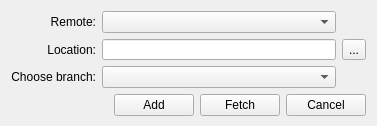
First picture: the form in gitbuster/remote_branch_dialog.ui, repository mike-perdide/gitbuster, before the edit.
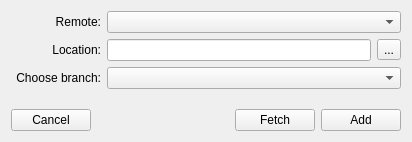
Second picture: the form after the edit.

Commit message: Refactored the remote_branch_dialog interface (widgets were jumping).

What changed in the file:
```diff
--- a/gitbuster/remote_branch_dialog.ui
+++ b/gitbuster/remote_branch_dialog.ui
@@ -6,28 +6,48 @@
    <rect>
     <x>0</x>
     <y>0</y>
-    <width>375</width>
-    <height>126</height>
+    <width>412</width>
+    <height>142</height>
    </rect>
   </property>
   <property name="minimumSize">
    <size>
     <width>0</width>
-    <height>126</height>
+    <height>142</height>
    </size>
   </property>
   <property name="maximumSize">
    <size>
     <width>16777215</width>
-    <height>126</height>
+    <height>150</height>
    </size>
   </property>
   <property name="windowTitle">
    <string>Form</string>
   </property>
-  <layout class="QGridLayout" name="gridLayout" columnstretch="0,0,10,0,0,0,0">
+  <layout class="QGridLayout" name="gridLayout_2">
+   <item row="0" column="0" colspan="4">
+    <layout class="QGridLayout" name="gridLayout">
    <item row="0" column="0">
     <widget class="QLabel" name="remoteLabel">
+       <property name="sizePolicy">
+        <sizepolicy hsizetype="Preferred" vsizetype="Preferred">
+         <horstretch>0</horstretch>
+         <verstretch>0</verstretch>
+        </sizepolicy>
+       </property>
+       <property name="minimumSize">
+        <size>
+         <width>90</width>
+         <height>22</height>
+        </size>
+       </property>
+       <property name="maximumSize">
+        <size>
+         <width>90</width>
+         <height>22</height>
+        </size>
+       </property>
      <property name="text">
       <string>Remote:</string>
      </property>
@@ -36,11 +56,36 @@
      </property>
     </widget>
    </item>
-   <item row="0" column="1" colspan="5">
-    <widget class="QComboBox" name="remoteComboBox"/>
+     <item row="0" column="1" colspan="2">
+      <widget class="QComboBox" name="remoteComboBox">
+       <property name="minimumSize">
+        <size>
+         <width>0</width>
+         <height>22</height>
+        </size>
+       </property>
+      </widget>
    </item>
    <item row="1" column="0">
     <widget class="QLabel" name="locationLabel">
+       <property name="sizePolicy">
+        <sizepolicy hsizetype="Preferred" vsizetype="Preferred">
+         <horstretch>0</horstretch>
+         <verstretch>0</verstretch>
+        </sizepolicy>
+       </property>
+       <property name="minimumSize">
+        <size>
+         <width>90</width>
+         <height>22</height>
+        </size>
+       </property>
+       <property name="maximumSize">
+        <size>
+         <width>90</width>
+         <height>22</height>
+        </size>
+       </property>
      <property name="text">
       <string>Location:</string>
      </property>
@@ -49,10 +94,17 @@
      </property>
     </widget>
    </item>
-   <item row="1" column="1" colspan="5">
-    <widget class="QLineEdit" name="locationLineEdit"/>
-   </item>
-   <item row="1" column="6">
+     <item row="1" column="1">
+      <widget class="QLineEdit" name="locationLineEdit">
+       <property name="minimumSize">
+        <size>
+         <width>0</width>
+         <height>22</height>
+        </size>
+       </property>
+      </widget>
+     </item>
+     <item row="1" column="2">
     <widget class="QToolButton" name="locationDialogButton">
      <property name="text">
       <string>...</string>
@@ -61,6 +113,24 @@
    </item>
    <item row="2" column="0">
     <widget class="QLabel" name="branchLabel">
+       <property name="sizePolicy">
+        <sizepolicy hsizetype="Preferred" vsizetype="Preferred">
+         <horstretch>0</horstretch>
+         <verstretch>0</verstretch>
+        </sizepolicy>
+       </property>
+       <property name="minimumSize">
+        <size>
+         <width>90</width>
+         <height>22</height>
+        </size>
+       </property>
+       <property name="maximumSize">
+        <size>
+         <width>90</width>
+         <height>22</height>
+        </size>
+       </property>
      <property name="text">
       <string>Choose branch:</string>
      </property>
@@ -69,24 +139,39 @@
      </property>
     </widget>
    </item>
-   <item row="2" column="1" colspan="5">
-    <widget class="QComboBox" name="branchComboBox"/>
-   </item>
-   <item row="4" column="3">
-    <widget class="QPushButton" name="addButton">
-     <property name="text">
-      <string>Add</string>
+     <item row="2" column="1" colspan="2">
+      <widget class="QComboBox" name="branchComboBox">
+       <property name="minimumSize">
+        <size>
+         <width>0</width>
+         <height>22</height>
+        </size>
      </property>
     </widget>
    </item>
-   <item row="4" column="5" colspan="2">
+    </layout>
+   </item>
+   <item row="1" column="1">
+    <spacer name="verticalSpacer">
+     <property name="orientation">
+      <enum>Qt::Vertical</enum>
+     </property>
+     <property name="sizeHint" stdset="0">
+      <size>
+       <width>20</width>
+       <height>40</height>
+      </size>
+     </property>
+    </spacer>
+   </item>
+   <item row="2" column="0">
     <widget class="QPushButton" name="cancelButton">
      <property name="text">
       <string>Cancel</string>
      </property>
     </widget>
    </item>
-   <item row="4" column="0" colspan="3">
+   <item row="2" column="1">
     <spacer name="horizontalSpacer_3">
      <property name="orientation">
       <enum>Qt::Horizontal</enum>
@@ -99,26 +184,20 @@
      </property>
     </spacer>
    </item>
-   <item row="3" column="5">
-    <spacer name="verticalSpacer">
-     <property name="orientation">
-      <enum>Qt::Vertical</enum>
-     </property>
-     <property name="sizeHint" stdset="0">
-      <size>
-       <width>20</width>
-       <height>40</height>
-      </size>
-     </property>
-    </spacer>
-   </item>
-   <item row="4" column="4">
+   <item row="2" column="2">
     <widget class="QPushButton" name="fetchButton">
      <property name="text">
       <string>Fetch</string>
      </property>
     </widget>
    </item>
+   <item row="2" column="3">
+    <widget class="QPushButton" name="addButton">
+     <property name="text">
+      <string>Add</string>
+     </property>
+    </widget>
+   </item>
   </layout>
  </widget>
  <resources/>
```
Lines whose indentation alone changed are shown as unchanged.
